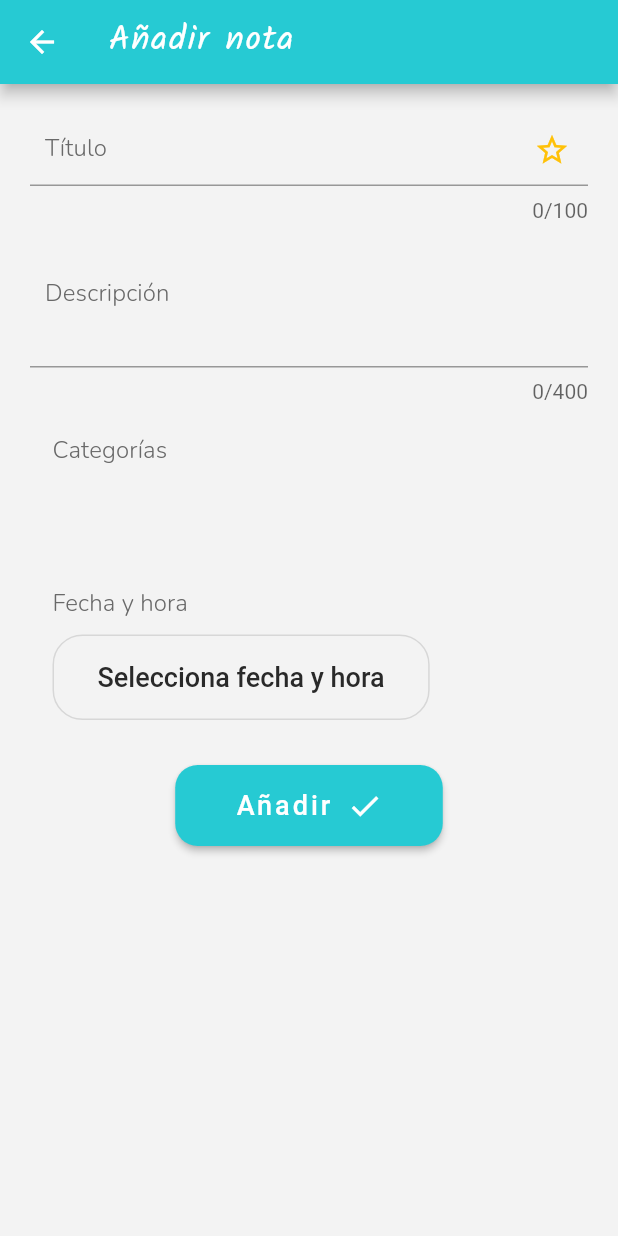
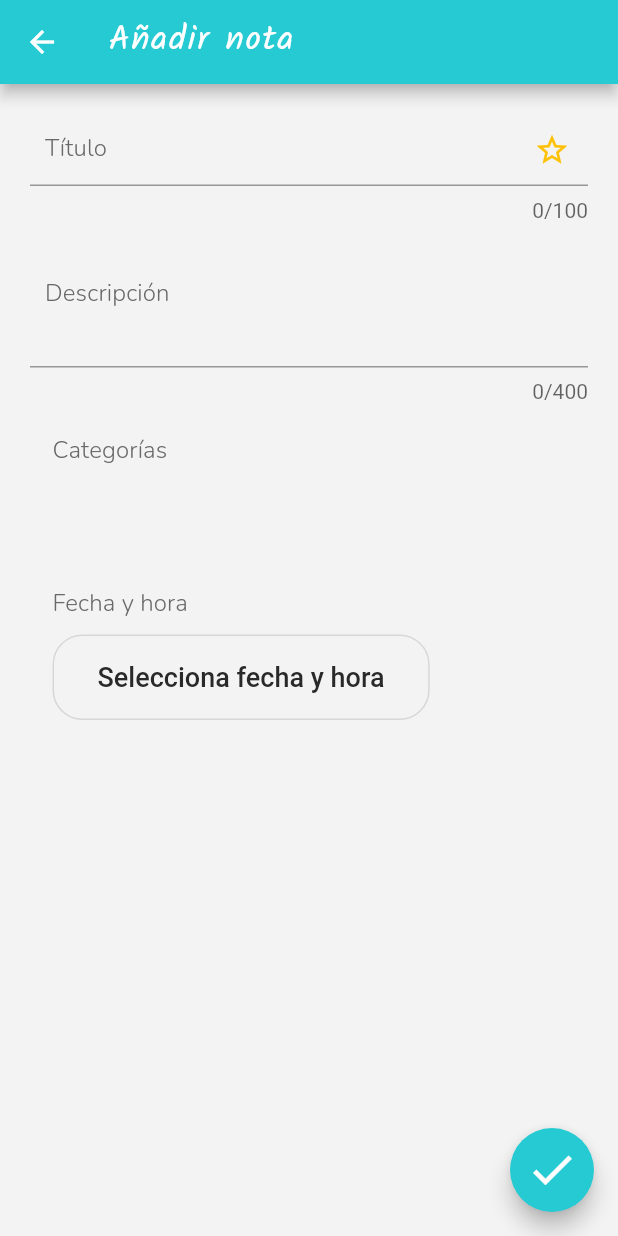
Before and after one commit to miguelx97/flutter-app-notes, a Flutter app: the AddNote screen opened by its route, on a phone screen of 412 x 824 dp. Run offline on Flutter 3.47's test engine with Material 2 defaults, Android fonts, the phone set to English and light mode, and no system bars; our stand-ins replace cloud_firestore, easy_search_bar, emoji_picker_flutter, firebase_auth, firebase_core, flutter_easyloading and 7 more; accounts and stored records are empty.

```diff
--- a/lib/providers/categories.provider.dart
+++ b/lib/providers/categories.provider.dart
@@ -1,7 +1,7 @@
 import 'package:flutter/widgets.dart';
-import 'package:flutter_app_notas/models/category.dart';
+import 'package:taskii/models/category.dart';
 import 'package:cloud_firestore/cloud_firestore.dart';
-import 'package:flutter_app_notas/services/auth.service.dart';
+import 'package:taskii/services/auth.service.dart';
 import 'package:flutter_easyloading/flutter_easyloading.dart';
 
 import '../global/ui.dart';
--- a/lib/providers/login_form.provider.dart
+++ b/lib/providers/login_form.provider.dart
@@ -1,6 +1,6 @@
 import 'package:flutter/material.dart';
-import 'package:flutter_app_notas/global/ui.dart';
-import 'package:flutter_app_notas/services/auth.service.dart';
+import 'package:taskii/global/ui.dart';
+import 'package:taskii/services/auth.service.dart';
 import 'package:flutter_easyloading/flutter_easyloading.dart';
 
 class LoginFormProvider extends ChangeNotifier {
--- a/lib/providers/notes.provider.dart
+++ b/lib/providers/notes.provider.dart
@@ -1,8 +1,8 @@
 import 'package:cloud_firestore/cloud_firestore.dart';
 import 'package:flutter/widgets.dart';
-import 'package:flutter_app_notas/models/note.dart';
-import 'package:flutter_app_notas/models/note_status.enum.dart';
-import 'package:flutter_app_notas/services/notification.services.dart';
+import 'package:taskii/models/note.dart';
+import 'package:taskii/models/note_status.enum.dart';
+import 'package:taskii/services/notification.services.dart';
 import 'package:flutter_easyloading/flutter_easyloading.dart';
 
 import '../global/ui.dart';
--- a/lib/screens/add_note.screen.dart
+++ b/lib/screens/add_note.screen.dart
@@ -1,10 +1,10 @@
 import 'package:flutter/material.dart';
-import 'package:flutter_app_notas/global/colors.dart';
-import 'package:flutter_app_notas/global/constants.dart';
-import 'package:flutter_app_notas/global/utils.dart';
-import 'package:flutter_app_notas/models/reminder_time.dart';
-import 'package:flutter_app_notas/providers/notes.provider.dart';
-import 'package:flutter_app_notas/widgets/category_picker_slider.dart';
+import 'package:taskii/global/colors.dart';
+import 'package:taskii/global/constants.dart';
+import 'package:taskii/global/utils.dart';
+import 'package:taskii/models/reminder_time.dart';
+import 'package:taskii/providers/notes.provider.dart';
+import 'package:taskii/widgets/category_picker_slider.dart';
 import 'package:go_router/go_router.dart';
 import 'package:provider/provider.dart';
 import 'dart:math';
@@ -241,20 +241,30 @@ class _AddNoteState extends State<AddNote> {
                       ],
                     ),
                   ),
-                  SizedBox(height: 20),
-                  Center(
-                    child: ButtonCustom(
-                      text: isNew ? 'Añadir' : 'Actualizar',
-                      icon: Icons.check,
-                      onPressed: saveAndUpdate,
-                    ),
-                  )
+                  SizedBox(height: 50),
+                  // Center(
+                  //   child: ButtonCustom(
+                  //     text: isNew ? 'Añadir' : 'Actualizar',
+                  //     icon: Icons.check,
+                  //     onPressed: saveAndUpdate,
+                  //   ),
+                  // )
                 ],
               ),
             ),
           ),
         ),
       ),
+      floatingActionButton: FloatingActionButton(
+        onPressed: saveAndUpdate,
+        heroTag: 'main-floating-button',
+        child: const Icon(
+          Icons.check,
+          size: 35,
+          color: Colors.white,
+        ),
+      ),
+      floatingActionButtonLocation: FloatingActionButtonLocation.endFloat,
     );
   }
 
--- a/lib/services/notification.services.dart
+++ b/lib/services/notification.services.dart
@@ -1,9 +1,9 @@
 import 'dart:async';
 
 import 'package:flutter/foundation.dart';
-import 'package:flutter_app_notas/global/utils.dart';
-import 'package:flutter_app_notas/models/note.dart';
-import 'package:flutter_app_notas/models/reminder_time.dart';
+import 'package:taskii/global/utils.dart';
+import 'package:taskii/models/note.dart';
+import 'package:taskii/models/reminder_time.dart';
 import 'package:flutter_local_notifications/flutter_local_notifications.dart';
 import 'package:permission_handler/permission_handler.dart';
 import 'package:timezone/data/latest_all.dart' as tz;
--- a/lib/widgets/category-form.dart
+++ b/lib/widgets/category-form.dart
@@ -1,7 +1,7 @@
 import 'package:emoji_picker_flutter/emoji_picker_flutter.dart' as emojis;
 import 'package:flutter/material.dart';
-import 'package:flutter_app_notas/global/ui.dart';
-import 'package:flutter_app_notas/ui/button_custom.dart';
+import 'package:taskii/global/ui.dart';
+import 'package:taskii/ui/button_custom.dart';
 import 'package:go_router/go_router.dart';
 import 'package:modal_bottom_sheet/modal_bottom_sheet.dart';
 import 'package:provider/provider.dart';
--- a/lib/widgets/category-item.dart
+++ b/lib/widgets/category-item.dart
@@ -1,6 +1,6 @@
 import 'package:flutter/material.dart';
-import 'package:flutter_app_notas/global/colors.dart';
-import 'package:flutter_app_notas/models/category.dart';
+import 'package:taskii/global/colors.dart';
+import 'package:taskii/models/category.dart';
 
 class CategoryItem extends StatelessWidget {
   final Category category;
--- a/lib/widgets/category-management-item.dart
+++ b/lib/widgets/category-management-item.dart
@@ -1,6 +1,6 @@
 import 'package:flutter/material.dart';
-import 'package:flutter_app_notas/global/colors.dart';
-import 'package:flutter_app_notas/models/category.dart';
+import 'package:taskii/global/colors.dart';
+import 'package:taskii/models/category.dart';
 
 class CategoryManagementItem extends StatelessWidget {
   final Category category;
--- a/lib/widgets/category_picker_slider.dart
+++ b/lib/widgets/category_picker_slider.dart
@@ -1,5 +1,5 @@
 import 'package:flutter/material.dart';
-import 'package:flutter_app_notas/models/category.dart';
+import 'package:taskii/models/category.dart';
 import 'package:provider/provider.dart';
 
 import '../providers/categories.provider.dart';
--- a/pubspec.yaml
+++ b/pubspec.yaml
@@ -1,4 +1,4 @@
-name: flutter_app_notas
+name: taskii
 description: A new Flutter project.
 
 # The following line prevents the package from being accidentally published to
```
Also changed, not shown: lib/main.dart (+9 -9 lines), lib/screens/categories-management.screen.dart (+4 -4 lines), lib/screens/home.screen.dart (+12 -12 lines), lib/screens/login.screen.dart (+5 -5 lines), lib/screens/note_details.screen.dart (+5 -5 lines), lib/widgets/note-item.dart (+4 -4 lines), 14 other files.
